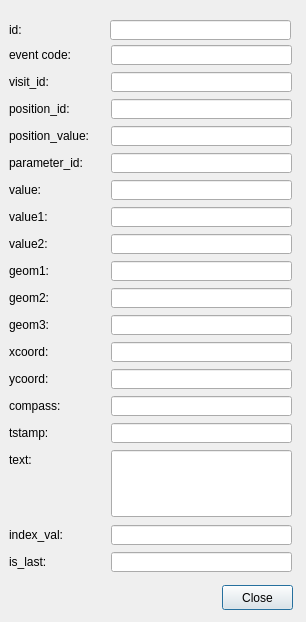
Qt form ui/event_full.ui (Giswater/giswater_qgis_plugin) before a commit.
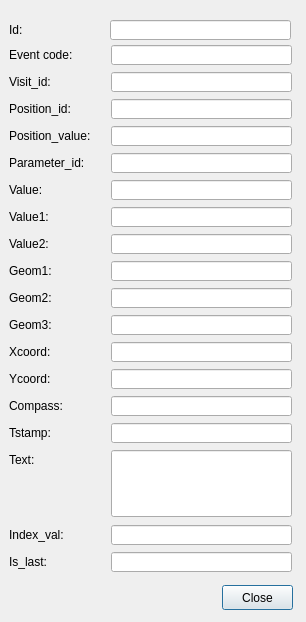
The same form after that commit.

Commit message: Update event forms (widget length)

The edit to the form file:
```diff
--- a/ui/event_full.ui
+++ b/ui/event_full.ui
@@ -33,7 +33,7 @@
     </rect>
    </property>
    <property name="text">
-    <string>id:</string>
+    <string>Id:</string>
    </property>
   </widget>
   <widget class="QPushButton" name="btn_close">
@@ -59,7 +59,7 @@
     </rect>
    </property>
    <property name="text">
-    <string>event code:</string>
+    <string>Event code:</string>
    </property>
   </widget>
   <widget class="QLineEdit" name="event_code">
@@ -82,7 +82,7 @@
     </rect>
    </property>
    <property name="text">
-    <string>visit_id:</string>
+    <string>Visit_id:</string>
    </property>
   </widget>
   <widget class="QLineEdit" name="visit_id">
@@ -115,7 +115,7 @@
     </rect>
    </property>
    <property name="text">
-    <string>position_id:</string>
+    <string>Position_id:</string>
    </property>
   </widget>
   <widget class="QLineEdit" name="position_value">
@@ -138,7 +138,7 @@
     </rect>
    </property>
    <property name="text">
-    <string>position_value:</string>
+    <string>Position_value:</string>
    </property>
   </widget>
   <widget class="QLineEdit" name="parameter_id">
@@ -161,7 +161,7 @@
     </rect>
    </property>
    <property name="text">
-    <string>parameter_id:</string>
+    <string>Parameter_id:</string>
    </property>
   </widget>
   <widget class="QLineEdit" name="value">
@@ -184,7 +184,7 @@
     </rect>
    </property>
    <property name="text">
-    <string>value:</string>
+    <string>Value:</string>
    </property>
   </widget>
   <widget class="QLineEdit" name="value1">
@@ -207,7 +207,7 @@
     </rect>
    </property>
    <property name="text">
-    <string>value1:</string>
+    <string>Value1:</string>
    </property>
   </widget>
   <widget class="QLineEdit" name="compass">
@@ -240,7 +240,7 @@
     </rect>
    </property>
    <property name="text">
-    <string>value2:</string>
+    <string>Value2:</string>
    </property>
   </widget>
   <widget class="QLabel" name="label_xcoord">
@@ -253,7 +253,7 @@
     </rect>
    </property>
    <property name="text">
-    <string>xcoord:</string>
+    <string>Xcoord:</string>
    </property>
   </widget>
   <widget class="QLineEdit" name="geom1">
@@ -276,7 +276,7 @@
     </rect>
    </property>
    <property name="text">
-    <string>compass:</string>
+    <string>Compass:</string>
    </property>
   </widget>
   <widget class="QLineEdit" name="xcoord">
@@ -309,7 +309,7 @@
     </rect>
    </property>
    <property name="text">
-    <string>ycoord:</string>
+    <string>Ycoord:</string>
    </property>
   </widget>
   <widget class="QLabel" name="label_geom2">
@@ -322,7 +322,7 @@
     </rect>
    </property>
    <property name="text">
-    <string>geom2:</string>
+    <string>Geom2:</string>
    </property>
   </widget>
   <widget class="QLineEdit" name="geom2">
@@ -345,7 +345,7 @@
     </rect>
    </property>
    <property name="text">
-    <string>geom1:</string>
+    <string>Geom1:</string>
    </property>
   </widget>
   <widget class="QLabel" name="label_geom3">
@@ -358,7 +358,7 @@
     </rect>
    </property>
    <property name="text">
-    <string>geom3:</string>
+    <string>Geom3:</string>
    </property>
   </widget>
   <widget class="QLineEdit" name="geom3">
@@ -381,7 +381,7 @@
     </rect>
    </property>
    <property name="text">
-    <string>tstamp:</string>
+    <string>Tstamp:</string>
    </property>
   </widget>
   <widget class="QLineEdit" name="text">
@@ -414,7 +414,7 @@
     </rect>
    </property>
    <property name="text">
-    <string>index_val:</string>
+    <string>Index_val:</string>
    </property>
   </widget>
   <widget class="QLineEdit" name="index_val">
@@ -437,7 +437,7 @@
     </rect>
    </property>
    <property name="text">
-    <string>text:</string>
+    <string>Text:</string>
    </property>
   </widget>
   <widget class="QLabel" name="label_is_last">
@@ -450,7 +450,7 @@
     </rect>
    </property>
    <property name="text">
-    <string>is_last:</string>
+    <string>Is_last:</string>
    </property>
   </widget>
   <widget class="QLineEdit" name="is_last">
```
The commit also changes 3 other files.
